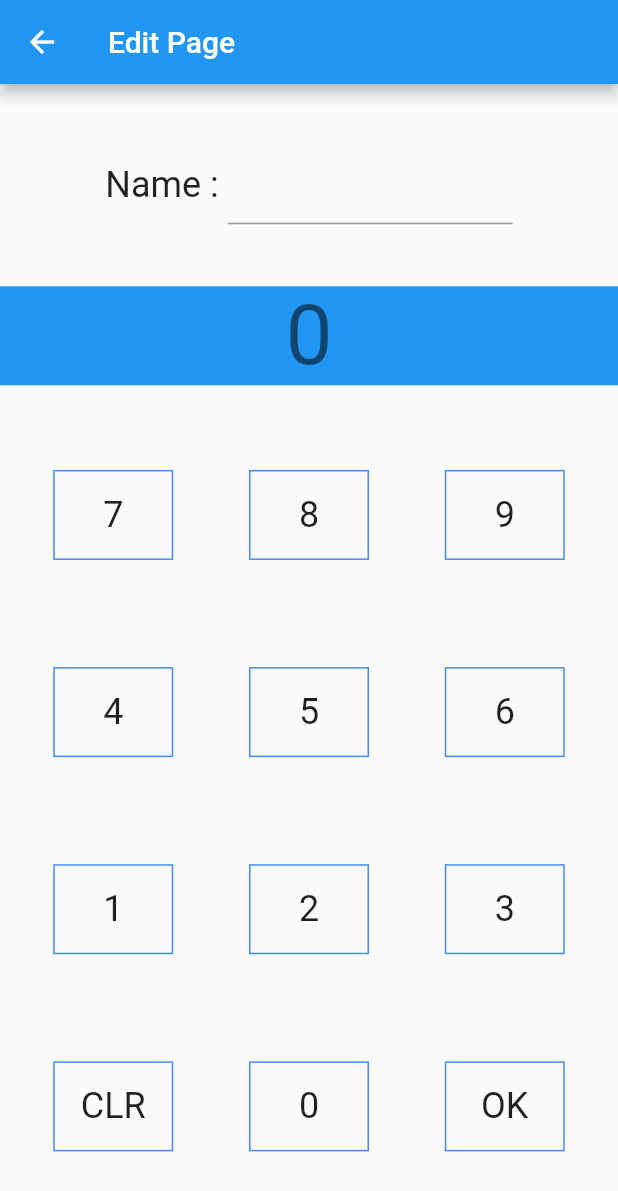
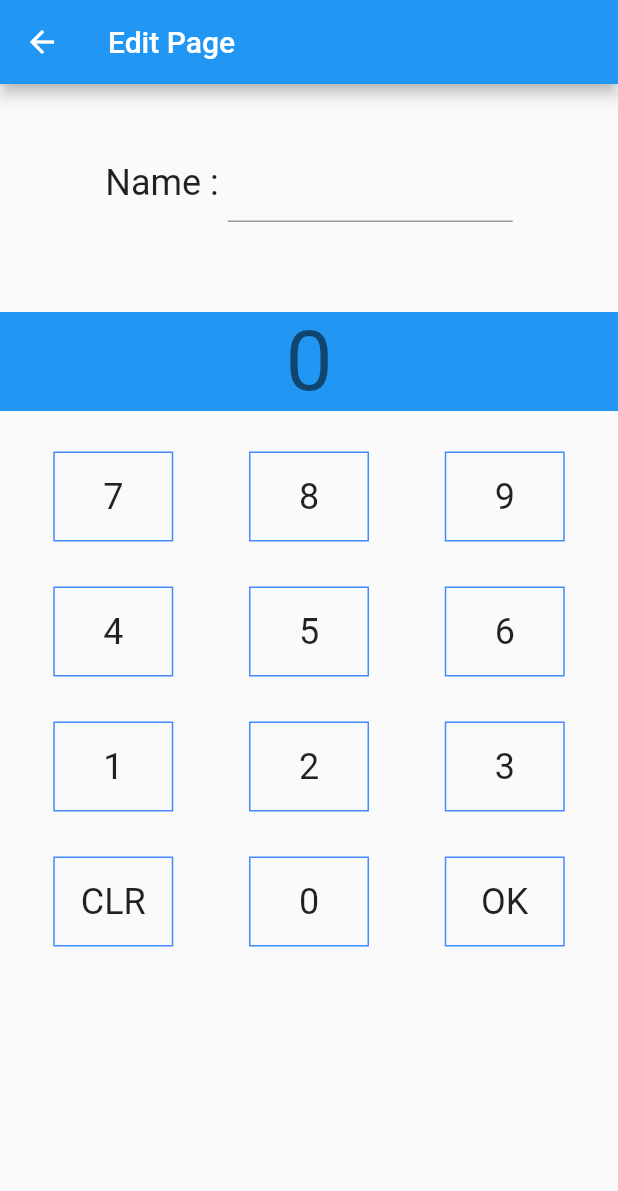
Before and after one commit to Potsathorn/MyList-Exam, a Flutter app: the screen it shows after launch, after a tap on the "add" icon, on a phone screen of 412 x 824 dp. Shown: the top 1191 px of the screen. Run offline on Flutter 3.47's test engine with Material 2 defaults, Android fonts, the phone set to English and light mode, and no system bars.

```diff
--- a/lib/Pages/Edit.dart
+++ b/lib/Pages/Edit.dart
@@ -47,13 +47,14 @@ class _EditPageState extends State<StatefulWidget> {
                 passedData.personWhoClicked.score = int.parse(showScore);
                 Navigator.pushNamed(context, '/showHome_page',
                     arguments: PassingData(
-                        passedData.personWhoClicked, passedData.allPerson));
+                        passedData.id,passedData.personWhoClicked, passedData.allPerson));
               }
             });
           },
           child: Container(
               margin: const EdgeInsets.all(15.0),
               padding: const EdgeInsets.all(3.0),
+
               width: 80,
               height: 60,
               decoration:
@@ -71,7 +72,15 @@ class _EditPageState extends State<StatefulWidget> {
       appBar: AppBar(
         title: Text("Edit Page"),
       ),
-      body: Column(
+      body: ListView(
+        shrinkWrap: false,
+        padding: const EdgeInsets.fromLTRB(0, 40, 0, 0),
+        //scrollDirection: Axis.vertical,
+
+        children: [
+          Column(
+            //mainAxisSize: MainAxisSize.max,
+
             mainAxisAlignment: MainAxisAlignment.spaceEvenly,
             children: [
               Row(
@@ -82,6 +91,7 @@ class _EditPageState extends State<StatefulWidget> {
                     style: Theme.of(context).textTheme.headline5,
                   ),
                   Container(
+
                       width: 190,
                       child: TextField(
                         textAlign: TextAlign.center,
@@ -117,9 +127,11 @@ class _EditPageState extends State<StatefulWidget> {
                       ))
                 ],
               ),
-          Container(
+              Padding(
+                padding: const EdgeInsets.fromLTRB(0, 60, 0, 2),
+                child: Container(
                   child: SizedBox(
-              width: 500.0,
+                    width: MediaQuery.of(context).size.width,
                     //height: 70.0,
                     child: Center(
                         child: (showScore != null)
@@ -140,6 +152,13 @@ class _EditPageState extends State<StatefulWidget> {
                   //Text("${passedData.personWhoClicked.score}"),
                   color: Colors.blue,
                 ),
+              ),
+              Padding(
+
+                padding: const EdgeInsets.fromLTRB(0, 10, 0, 0),
+                child: Column(
+                  mainAxisAlignment: MainAxisAlignment.spaceEvenly,
+                  children: [
                     Row(
                       mainAxisAlignment: MainAxisAlignment.spaceEvenly,
                       children: [
@@ -174,6 +193,11 @@ class _EditPageState extends State<StatefulWidget> {
                     ),
                   ],
                 ),
+              ),
+            ],
+          ),
+        ],
+      ),
     );
   }
 }
--- a/lib/Pages/Home.dart
+++ b/lib/Pages/Home.dart
@@ -2,16 +2,18 @@ import 'package:flutter/cupertino.dart';
 import 'package:flutter/material.dart';
 
 class Person {
+
   String name;
   int score;
   Person(this.name, this.score);
 }
 
 class PassingData {
+  int id;
   Person personWhoClicked;
   List<Person> allPerson = [];
 
-  PassingData(this.personWhoClicked, this.allPerson);
+  PassingData(this.id,this.personWhoClicked, this.allPerson);
 }
 
 List<Person> personList = [
@@ -37,16 +39,17 @@ class HomePage extends StatelessWidget {
               style: Theme.of(context).textTheme.headline2,
             ),
             for (int i = 0; i < personList.length; i++)
+
               Card(
                 child: ListTile(
-                  title: Text("${i + 1}" + personList[i].name),
+                  title: Text("${i + 1} " + personList[i].name),
                   trailing: Text(
                     "${personList[i].score}",
                     style: Theme.of(context).textTheme.headline3,
                   ),
                   onTap: () {
                     Navigator.pushNamed(context, "/showDtail_page",
-                        arguments: PassingData(personList[i], personList));
+                        arguments: PassingData(i+1,personList[i], personList));
                   },
                 ),
               ),
@@ -89,7 +92,7 @@ class HomePage extends StatelessWidget {
           onPressed: () => {
             personList.add(newPerson),
             Navigator.pushNamed(context, '/showEdit_page',
-                arguments: PassingData(newPerson, personList))
+                arguments: PassingData(personList.length,newPerson, personList))
           },
           backgroundColor: Colors.black,
           child: Icon(
```
Also changed, not shown: lib/Pages/Show_Detail.dart (+13 -3 lines). Lines whose indentation alone changed are shown as unchanged.
